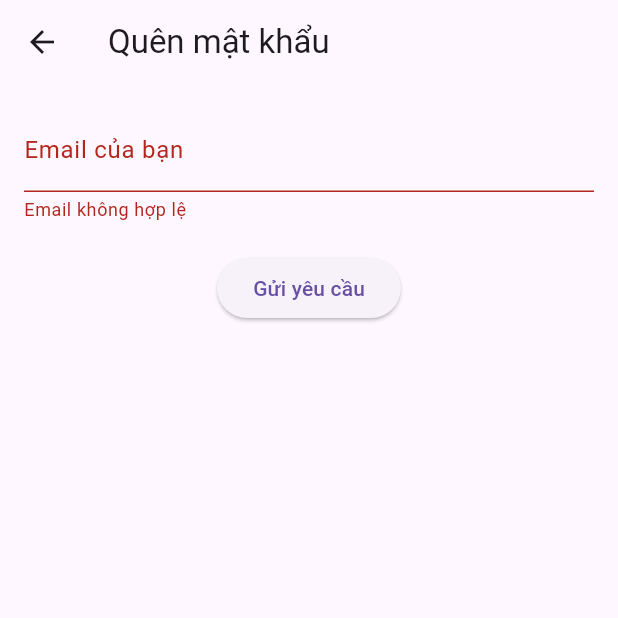
After one commit to nhittt29/busticket-app, a Flutter app: the ForgotPasswordScreen screen opened by its route, after a tap on "Gửi yêu cầu", on a phone screen of 412 x 824 dp, the top half of it. The commit adds this screen. Run offline on Flutter 3.47's test engine with Material 3 defaults, Android fonts, the light colour scheme and no system bars; our stand-ins replace firebase_core; accounts and stored records are empty.

Commit message:
feat(auth): add forgot password and reset flow with UI screens

```diff
--- /dev/null
+++ b/frontend/lib/screens/forgot_password_screen.dart
@@ -0,0 +1,77 @@
+import 'package:flutter/material.dart';
+import '../services/api_service.dart';
+import 'reset_password_screen.dart';
+
+class ForgotPasswordScreen extends StatefulWidget {
+  const ForgotPasswordScreen({super.key});
+
+  @override
+  State<ForgotPasswordScreen> createState() => _ForgotPasswordScreenState();
+}
+
+class _ForgotPasswordScreenState extends State<ForgotPasswordScreen> {
+  final _formKey = GlobalKey<FormState>();
+  String email = '';
+  bool loading = false;
+
+  Future<void> handleForgotPassword() async {
+    if (_formKey.currentState!.validate()) {
+      setState(() => loading = true);
+      try {
+        await ApiService.forgotPassword(email);
+
+        if (mounted) {
+          ScaffoldMessenger.of(context).showSnackBar(
+            const SnackBar(content: Text("Đã gửi email đặt lại mật khẩu")),
+          );
+
+          // 👇 Chuyển sang màn hình reset mật khẩu, truyền email
+          Navigator.push(
+            context,
+            MaterialPageRoute(
+              builder: (context) => ResetPasswordScreen(email: email),
+            ),
+          );
+        }
+      } catch (e) {
+        if (mounted) {
+          ScaffoldMessenger.of(context).showSnackBar(
+            SnackBar(content: Text("Lỗi: $e")),
+          );
+        }
+      } finally {
+        if (mounted) setState(() => loading = false);
+      }
+    }
+  }
+
+  @override
+  Widget build(BuildContext context) {
+    return Scaffold(
+      appBar: AppBar(title: const Text("Quên mật khẩu")),
+      body: Padding(
+        padding: const EdgeInsets.all(16),
+        child: Form(
+          key: _formKey,
+          child: Column(
+            children: [
+              TextFormField(
+                decoration: const InputDecoration(labelText: "Email của bạn"),
+                onChanged: (value) => email = value,
+                validator: (value) =>
+                    value != null && value.contains('@') ? null : "Email không hợp lệ",
+              ),
+              const SizedBox(height: 20),
+              ElevatedButton(
+                onPressed: loading ? null : handleForgotPassword,
+                child: loading
+                    ? const CircularProgressIndicator(color: Colors.white)
+                    : const Text("Gửi yêu cầu"),
+              ),
+            ],
+          ),
+        ),
+      ),
+    );
+  }
+}
--- a/frontend/lib/services/api_service.dart
+++ b/frontend/lib/services/api_service.dart
@@ -3,8 +3,9 @@ import 'package:http/http.dart' as http;
 
 class ApiService {
   static const String baseUrl = "http://10.0.2.2:3000/api/auth";
-  // ⚠️ Dùng 10.0.2.2 khi chạy trên Android emulator, nếu device thật thì dùng IP local của backend
+  // ⚠️ 10.0.2.2 = localhost cho Android emulator
 
+  /// ✅ Đăng ký
   static Future<Map<String, dynamic>> register(
       String email, String password, String name, String phone) async {
     final response = await http.post(
@@ -25,6 +26,7 @@ class ApiService {
     }
   }
 
+  /// ✅ Đăng nhập
   static Future<Map<String, dynamic>> login(
       String email, String password) async {
     final response = await http.post(
@@ -42,4 +44,33 @@ class ApiService {
       throw Exception("Đăng nhập thất bại: ${response.body}");
     }
   }
+
+  /// ✅ Quên mật khẩu
+  static Future<void> forgotPassword(String email) async {
+    final response = await http.post(
+      Uri.parse("$baseUrl/forgot-password"),
+      headers: {"Content-Type": "application/json"},
+      body: jsonEncode({"email": email}),
+    );
+
+    if (response.statusCode != 200) {
+      throw Exception("Không thể gửi email reset mật khẩu: ${response.body}");
+    }
+  }
+
+  /// ✅ Reset mật khẩu (theo email, không cần UID nữa)
+  static Future<void> resetPassword(String email, String newPassword) async {
+    final response = await http.post(
+      Uri.parse("$baseUrl/reset-password"),
+      headers: {"Content-Type": "application/json"},
+      body: jsonEncode({
+        "email": email,
+        "newPassword": newPassword,
+      }),
+    );
+
+    if (response.statusCode != 200) {
+      throw Exception("Không thể reset mật khẩu: ${response.body}");
+    }
+  }
 }
```
Also changed, not shown: frontend/lib/main.dart (+8 -2 lines), frontend/lib/screens/home_screen.dart (+19 -3 lines), frontend/lib/screens/login_screen.dart (+7 -5 lines), frontend/lib/screens/reset_password_screen.dart (added, +80 -0 lines), 5 other files.
